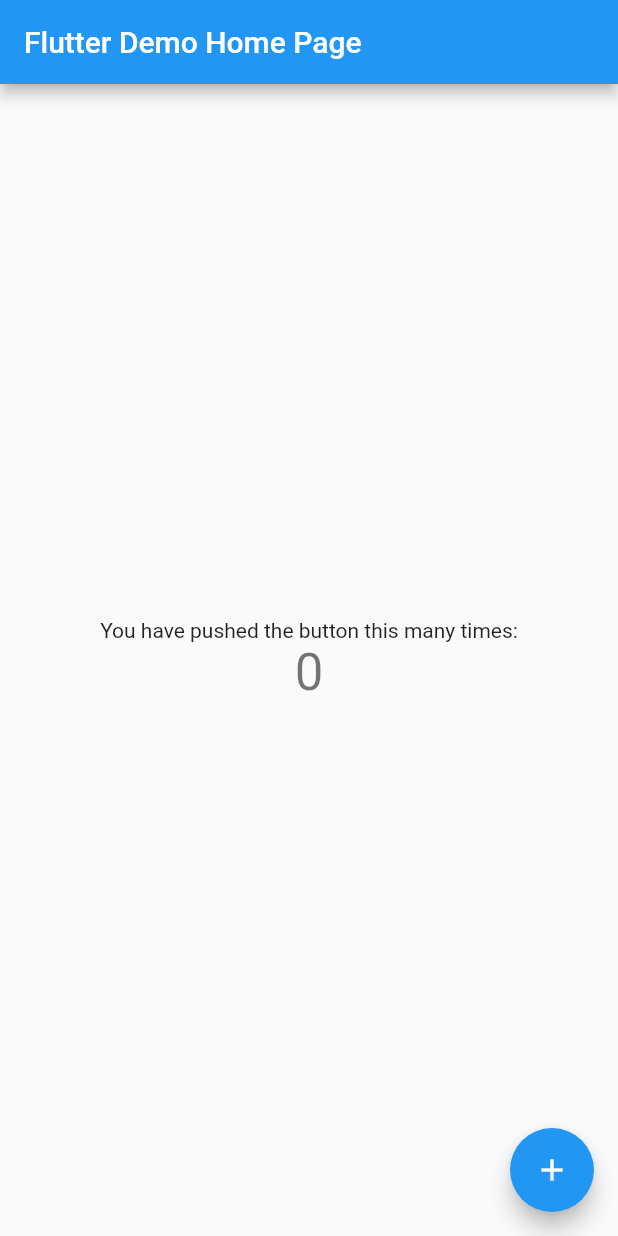
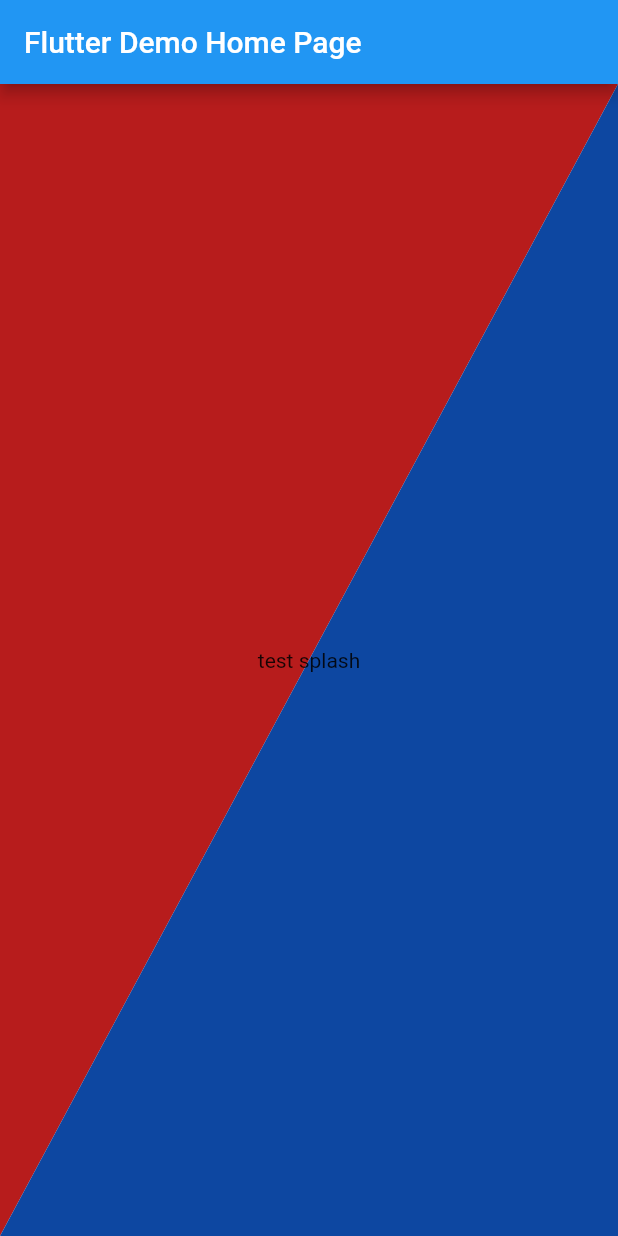
Before and after one commit to lbarrosov/flutter-custom-paint-test, a Flutter app: the screen it shows after launch, on a phone screen of 412 x 824 dp. Run offline on Flutter 3.47's test engine with Material 2 defaults, Android fonts, the phone set to English and light mode, and no system bars.

Commit message:
Added a custom paint test.

```diff
--- a/lib/main.dart
+++ b/lib/main.dart
@@ -1,4 +1,5 @@
 import 'package:flutter/material.dart';
+import 'package:flutter_custom_paint_test/SplashPainter/SplashPainter.dart';
 
 void main() => runApp(MyApp());
 
@@ -39,24 +40,14 @@ class _MyHomePageState extends State<MyHomePage> {
       appBar: AppBar(
         title: Text(widget.title),
       ),
-      body: Center(
-        child: Column(
-          mainAxisAlignment: MainAxisAlignment.center,
-          children: <Widget>[
-            Text(
-              'You have pushed the button this many times:',
-            ),
-            Text(
-              '$_counter',
-              style: Theme.of(context).textTheme.display1,
-            ),
-          ],
+      body: CustomPaint(
+        painter: SplashPainter(),
+        child: Center(
+          child: Column(
+            mainAxisAlignment: MainAxisAlignment.center,
+            children: <Widget>[Text("test splash")],
+          ),
         ),
-      ),
-      floatingActionButton: FloatingActionButton(
-        onPressed: _incrementCounter,
-        tooltip: 'Increment',
-        child: Icon(Icons.add),
       ),
     );
   }
```
Also changed, not shown: lib/SplashPainter/SplashPainter.dart (added, +34 -0 lines).
